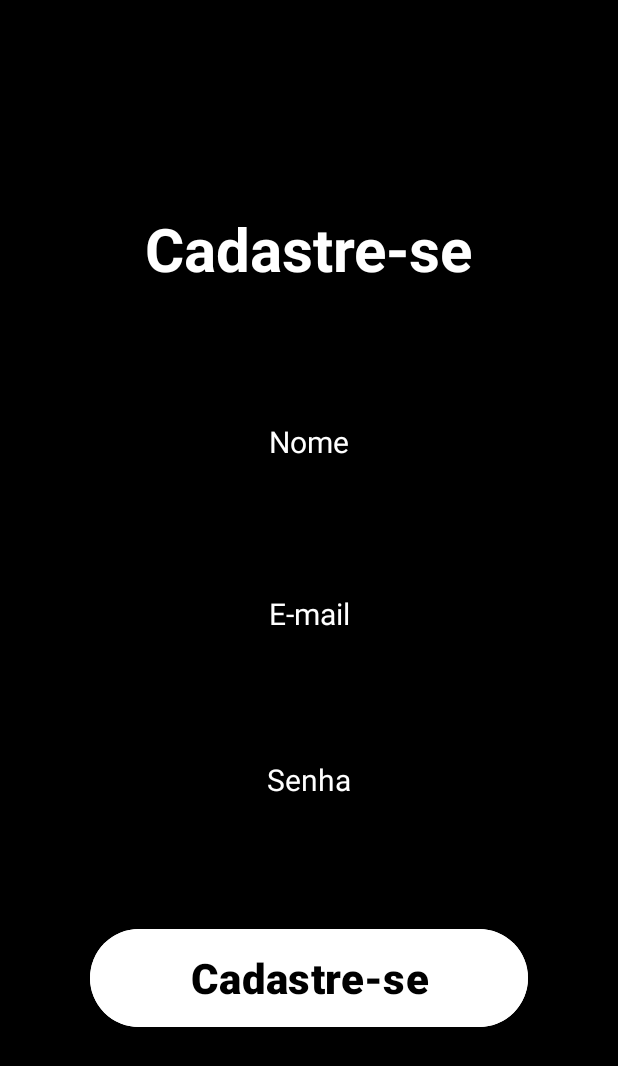
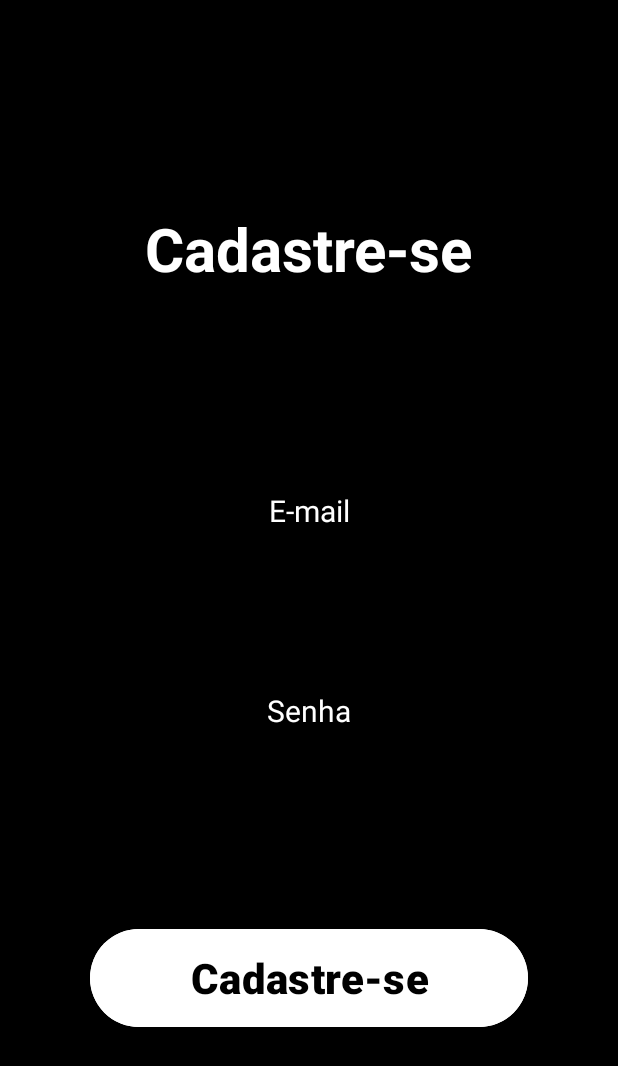
Before and after one commit to 2025-1-NCC3/Projeto7, an Android app: the screen it shows after launch (SecondActivity), after a tap on "Cadastre-se", on a phone screen of 412 x 824 dp. Shown: the top 1066 px of the screen. Run offline under Robolectric (Android 15) with nearby library versions, the phone set to English and light mode, and no system bars.

```diff
--- a/prototipoProjeto/app/build.gradle
+++ b/prototipoProjeto/app/build.gradle
@@ -37,4 +37,9 @@ dependencies {
     testImplementation libs.junit
     androidTestImplementation libs.ext.junit
     androidTestImplementation libs.espresso.core
+
+    // Retrofit e Gson
+    implementation 'com.squareup.retrofit2:retrofit:2.9.0'
+    implementation 'com.squareup.retrofit2:converter-gson:2.9.0'
+    implementation 'com.squareup.okhttp3:logging-interceptor:4.9.1'
 }
--- a/prototipoProjeto/app/src/main/AndroidManifest.xml
+++ b/prototipoProjeto/app/src/main/AndroidManifest.xml
@@ -1,6 +1,8 @@
 <?xml version="1.0" encoding="utf-8"?>
 <manifest xmlns:android="http://schemas.android.com/apk/res/android"
     xmlns:tools="http://schemas.android.com/tools">
+
+    <uses-permission android:name="android.permission.INTERNET"/>
 
     <application
         android:allowBackup="true"
--- /dev/null
+++ b/prototipoProjeto/app/src/main/java/br/com/fecapccp/protipoprojeto/ApiService.java
@@ -0,0 +1,13 @@
+package br.com.fecapccp.protipoprojeto;
+
+import retrofit2.Call;
+import retrofit2.http.Body;
+import retrofit2.http.POST;
+
+public interface ApiService {
+    @POST("users")
+    Call<String> cadastrarUsuario(@Body Usuario usuario);
+
+    @POST("login")
+    Call<String> loginUsuario(@Body Usuario usuario);
+}
--- a/prototipoProjeto/app/src/main/java/br/com/fecapccp/protipoprojeto/MainActivity.java
+++ b/prototipoProjeto/app/src/main/java/br/com/fecapccp/protipoprojeto/MainActivity.java
@@ -2,7 +2,6 @@ package br.com.fecapccp.protipoprojeto;
 
 import android.content.Intent;
 import android.os.Bundle;
-import android.view.View;
 import android.widget.Button;
 import android.widget.TextView;
 
@@ -12,7 +11,12 @@ import androidx.core.graphics.Insets;
 import androidx.core.view.ViewCompat;
 import androidx.core.view.WindowInsetsCompat;
 
+import retrofit2.Retrofit;
+import retrofit2.converter.gson.GsonConverterFactory;
+
 public class MainActivity extends AppCompatActivity {
+
+    private ApiService apiService;
 
     @Override
     protected void onCreate(Bundle savedInstanceState) {
@@ -20,28 +24,32 @@ public class MainActivity extends AppCompatActivity {
         EdgeToEdge.enable(this);
         setContentView(R.layout.activity_main);
 
-        // Configurar a navegação para a tela de login
+        // Configurar Retrofit
+        Retrofit retrofit = new Retrofit.Builder()
+                .baseUrl("http://localhost:3000/")
+                .addConverterFactory(GsonConverterFactory.create())
+                .build();
+
+        apiService = retrofit.create(ApiService.class);
+
         Button entrarButton = findViewById(R.id.button);
         entrarButton.setOnClickListener(v -> {
             Intent intent = new Intent(MainActivity.this, FourthActivity.class);
             startActivity(intent);
         });
 
-        // Configurar a navegação para a tela de cadastro
         Button cadastrarButton = findViewById(R.id.button2);
         cadastrarButton.setOnClickListener(v -> {
             Intent intent = new Intent(MainActivity.this, SecondActivity.class);
             startActivity(intent);
         });
 
-        // Configurar a navegação para a tela de "Esqueci minha senha"
         TextView senhaEsquecidaText = findViewById(R.id.textView3);
         senhaEsquecidaText.setOnClickListener(v -> {
             Intent intent = new Intent(MainActivity.this, ThirdActivity.class);
             startActivity(intent);
         });
 
-        // Configurar a aplicação dos "Insets" no layout
         ViewCompat.setOnApplyWindowInsetsListener(findViewById(R.id.main), (v, insets) -> {
             Insets systemBars = insets.getInsets(WindowInsetsCompat.Type.systemBars());
             v.setPadding(systemBars.left, systemBars.top, systemBars.right, systemBars.bottom);
--- a/prototipoProjeto/app/src/main/java/br/com/fecapccp/protipoprojeto/SecondActivity.java
+++ b/prototipoProjeto/app/src/main/java/br/com/fecapccp/protipoprojeto/SecondActivity.java
@@ -1,6 +1,9 @@
 package br.com.fecapccp.protipoprojeto;
 
 import android.os.Bundle;
+import android.widget.Button;
+import android.widget.EditText;
+import android.widget.Toast;
 
 import androidx.activity.EdgeToEdge;
 import androidx.appcompat.app.AppCompatActivity;
@@ -8,13 +11,58 @@ import androidx.core.graphics.Insets;
 import androidx.core.view.ViewCompat;
 import androidx.core.view.WindowInsetsCompat;
 
+import retrofit2.Call;
+import retrofit2.Callback;
+import retrofit2.Response;
+import retrofit2.Retrofit;
+import retrofit2.converter.gson.GsonConverterFactory;
+
 public class SecondActivity extends AppCompatActivity {
+
+    private ApiService apiService;
 
     @Override
     protected void onCreate(Bundle savedInstanceState) {
         super.onCreate(savedInstanceState);
         EdgeToEdge.enable(this);
         setContentView(R.layout.activity_second);
+
+        // Configurar Retrofit
+        Retrofit retrofit = new Retrofit.Builder()
+                .baseUrl("http://localhost:3000/") // Certifique-se de que está correto
+                .addConverterFactory(GsonConverterFactory.create())
+                .build();
+
+        apiService = retrofit.create(ApiService.class);
+
+        EditText editTextEmail = findViewById(R.id.editTextEmail);
+        EditText editTextSenha = findViewById(R.id.editTextSenha);
+        Button buttonCadastrar = findViewById(R.id.button1);
+
+        buttonCadastrar.setOnClickListener(v -> {
+            String email = editTextEmail.getText().toString();
+            String senha = editTextSenha.getText().toString();
+
+            Usuario usuario = new Usuario(email, senha);
+
+            apiService.cadastrarUsuario(usuario).enqueue(new Callback<String>() {
+                @Override
+                public void onResponse(Call<String> call, Response<String> response) {
+                    if (response.isSuccessful()) {
+                        String mensagem = response.body(); // Lê a mensagem do servidor
+                        Toast.makeText(SecondActivity.this, mensagem, Toast.LENGTH_SHORT).show();
+                    } else {
+                        Toast.makeText(SecondActivity.this, "Erro ao cadastrar!", Toast.LENGTH_SHORT).show();
+                    }
+                }
+
+                @Override
+                public void onFailure(Call<String> call, Throwable t) {
+                    Toast.makeText(SecondActivity.this, "Falha na conexão!", Toast.LENGTH_SHORT).show();
+                }
+            });
+        });
+
         ViewCompat.setOnApplyWindowInsetsListener(findViewById(R.id.main), (v, insets) -> {
             Insets systemBars = insets.getInsets(WindowInsetsCompat.Type.systemBars());
             v.setPadding(systemBars.left, systemBars.top, systemBars.right, systemBars.bottom);
--- a/prototipoProjeto/app/src/main/res/layout/activity_second.xml
+++ b/prototipoProjeto/app/src/main/res/layout/activity_second.xml
@@ -25,29 +25,6 @@
         app:layout_constraintVertical_bias="0.18" />
 
     <EditText
-        android:id="@+id/editTextNome"
-        android:layout_width="0dp"
-        android:layout_height="48dp"
-        android:layout_marginStart="30dp"
-        android:layout_marginTop="64dp"
-        android:layout_marginEnd="30dp"
-        android:background="@android:color/transparent"
-        android:gravity="center"
-        android:hint="Nome"
-        android:inputType="textPersonName"
-        android:padding="10dp"
-        android:textAlignment="center"
-        android:textColor="#fff"
-        android:textColorHint="#FFFFFF"
-        android:textSize="20sp"
-        app:layout_constraintBottom_toBottomOf="parent"
-        app:layout_constraintEnd_toEndOf="parent"
-        app:layout_constraintHorizontal_bias="0.5"
-        app:layout_constraintStart_toStartOf="parent"
-        app:layout_constraintTop_toTopOf="parent"
-        app:layout_constraintVertical_bias="0.29" />
-
-    <EditText
         android:id="@+id/editTextEmail"
         android:layout_width="0dp"
         android:layout_height="48dp"
@@ -68,7 +45,7 @@
         app:layout_constraintHorizontal_bias="0.5"
         app:layout_constraintStart_toStartOf="parent"
         app:layout_constraintTop_toTopOf="parent"
-        app:layout_constraintVertical_bias="0.49" />
+        app:layout_constraintVertical_bias="0.4" />
 
     <EditText
         android:id="@+id/editTextSenha"
@@ -90,7 +67,7 @@
         app:layout_constraintHorizontal_bias="0.5"
         app:layout_constraintStart_toStartOf="parent"
         app:layout_constraintTop_toTopOf="parent"
-        app:layout_constraintVertical_bias="0.639" />
+        app:layout_constraintVertical_bias="0.58" />
 
     <Button
         android:id="@+id/button1"
```
Also changed, not shown: prototipoProjeto/app/src/main/java/br/com/fecapccp/protipoprojeto/FourthActivity.java (+50 -0 lines), prototipoProjeto/app/src/main/java/br/com/fecapccp/protipoprojeto/Usuario.java (added, +13 -0 lines), prototipoProjeto/build.gradle (line endings or trailing spaces), 4 other files.
